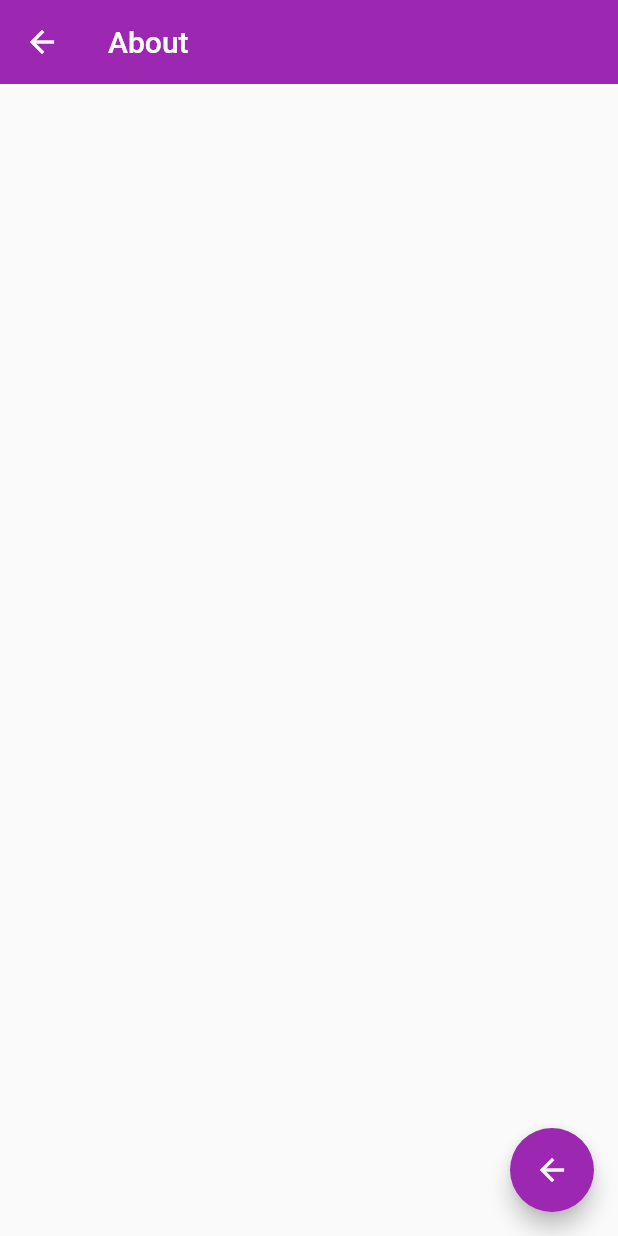
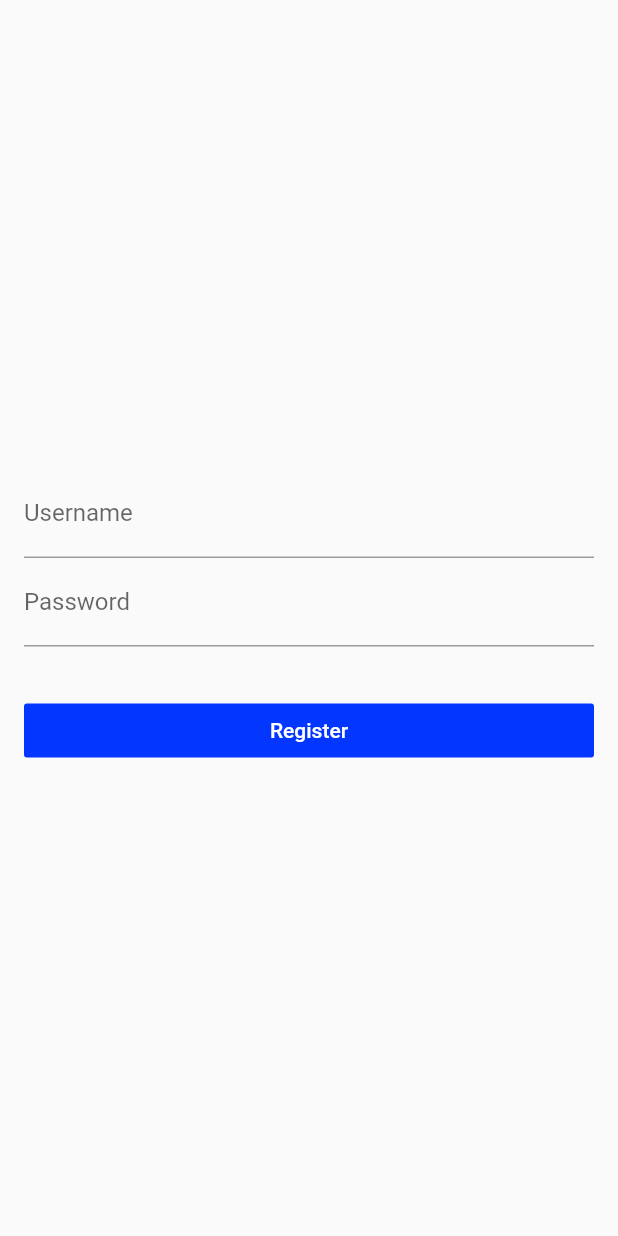
Before and after one commit to lisiyizu/FlutterVideoDemo, a Flutter app: the screen it shows after launch, on a phone screen of 412 x 824 dp. Run offline on Flutter 3.47's test engine with Material 2 defaults, Android fonts, the phone set to English and light mode, and no system bars.

Commit message:
form demo

```diff
--- /dev/null
+++ b/video_01/lib/demo/form_demo.dart
@@ -0,0 +1,171 @@
+import 'package:flutter/material.dart';
+
+class FormDemo extends StatelessWidget {
+  @override
+  Widget build(BuildContext context) {
+    return Scaffold(
+      body: Theme(
+        data: Theme.of(context).copyWith( // 全部部分
+          primaryColor: Colors.black,
+        ),
+        // data: ThemeData( // 全部覆盖
+        //   primaryColor: Colors.black,
+        // ),
+        // child: ThemeDemo(),
+        child: Container(
+          padding: EdgeInsets.all(16.0),
+          child: Column(
+            mainAxisAlignment: MainAxisAlignment.center,
+            children: <Widget>[
+              RegisterForm(),
+            ],
+          ),
+        ),
+      ),
+    );
+  }
+}
+
+class RegisterForm extends StatefulWidget {
+  @override
+  _RegisterFormState createState() => _RegisterFormState();
+}
+
+class _RegisterFormState extends State<RegisterForm> {
+  final registerFormKey = GlobalKey<FormState>();
+  String username, password;
+  bool autovalidate = false;
+
+  // 点击 `Register` 按钮
+  void submitRegisterForm () {
+    if (registerFormKey.currentState.validate()) {  // 验证通过
+      registerFormKey.currentState.save();
+      debugPrint('username $username');
+      debugPrint('password $password');
+
+      Scaffold.of(context).showSnackBar(
+        SnackBar(
+          content: Text('Registering...'),
+        )
+      );
+    } else {  // 验证没通过，再打开 自动验证
+      setState(() {
+        autovalidate = true;
+      });
+    }
+  }
+
+  // 验证规则
+  String validateUsername(value) {
+    if (value.isEmpty) {
+      return 'Username is required.';
+    }
+    return null;
+  }
+  String validatePassword(value) {
+    if (value.isEmpty) {
+      return 'Password is required.';
+    }
+    return null;
+  }
+
+  @override
+  Widget build(BuildContext context) {
+    return Form(
+      key: registerFormKey,
+      child: Column(
+        children: <Widget>[
+          TextFormField(
+            decoration: InputDecoration(
+              labelText: 'Username',
+            ),
+            onSaved: (value) {
+              username = value;
+            },
+            validator: validateUsername,  // 验证程序
+            // autovalidate: true, // 自动验证
+            autovalidate: autovalidate, // 自动验证
+          ),
+          TextFormField(
+            obscureText: true,    // 隐蔽的
+            decoration: InputDecoration(
+              labelText: 'Password',
+            ),
+            onSaved: (value) {
+              password = value;
+            },
+            validator: validatePassword,  // 验证程序
+            // autovalidate: true, // 自动验证
+            autovalidate: autovalidate, // 自动验证
+          ),
+          SizedBox(height: 32.0),
+          Container(
+            width: double.infinity,
+            child: RaisedButton(
+              color: Theme.of(context).accentColor,
+              child: Text('Register', style: TextStyle(color: Colors.white)),
+              elevation: 0.0,
+              onPressed: submitRegisterForm,
+            ),
+          ),
+        ],
+      ),
+    );
+  }
+}
+
+class TextFieldDemo extends StatefulWidget {
+  @override
+  _TextFieldDemoState createState() => _TextFieldDemoState();
+}
+
+class _TextFieldDemoState extends State<TextFieldDemo> {
+  final textEditingController = TextEditingController();
+
+  @override
+  void dispose() {
+    textEditingController.dispose();
+    super.dispose();
+  }
+
+  @override
+  void initState() {
+    super.initState();
+    // textEditingController.text = 'hi';  // 设置输入框默认值
+    textEditingController.addListener(  // 监听value值的改变
+      () {
+        debugPrint('initState: ${textEditingController.text}');
+      }
+    );
+  }
+
+  @override
+  Widget build(BuildContext context) {
+    return TextField(
+      controller: textEditingController,
+      onChanged: (value) {
+        debugPrint('input: $value');
+      },
+      onSubmitted: (value) {  // 按 `Enter` 键触发
+        debugPrint('submit: $value');
+      },
+      decoration: InputDecoration(
+        icon: Icon(Icons.subject),
+        labelText: 'Title',
+        hintText: 'Enter the post title.',
+        // border: InputBorder.none,   // 去掉底部边框
+        border: OutlineInputBorder(),
+        filled: true,   // 背景色
+      ),
+    );
+  }
+}
+
+class ThemeDemo extends StatelessWidget {
+  @override
+  Widget build(BuildContext context) {
+    return Container(
+      color: Theme.of(context).accentColor,
+    );
+  }
+}
--- a/video_01/lib/main.dart
+++ b/video_01/lib/main.dart
@@ -8,6 +8,7 @@ import './demo/MOLayout.dart';
 // import './demo/MOView.dart';
 import './demo/MOSliver.dart';
 import './demo/MONavigator.dart';
+import './demo/form_demo.dart';
 
 void main() => runApp(App());
 
@@ -17,15 +18,17 @@ class App extends StatelessWidget {
     return MaterialApp(
       debugShowCheckedModeBanner: false,  // 隐藏右上角debug标签
       // home: MONavigator(),
-      initialRoute: '/about',
+      initialRoute: '/form',
       routes: {
         '/': (context) => Home(),
         '/about': (context) => Page(title: 'About'),
+        '/form': (context) => FormDemo(),
       },
       theme: ThemeData(
         primarySwatch: Colors.purple, // 主题色
         highlightColor: Color.fromRGBO(255, 255, 255, 0.5), // 高亮颜色
         splashColor: Colors.white,  // 水波纹颜色
+        accentColor: Color.fromRGBO(3, 54, 255, 1.0),
       ),
     );
   }
```
